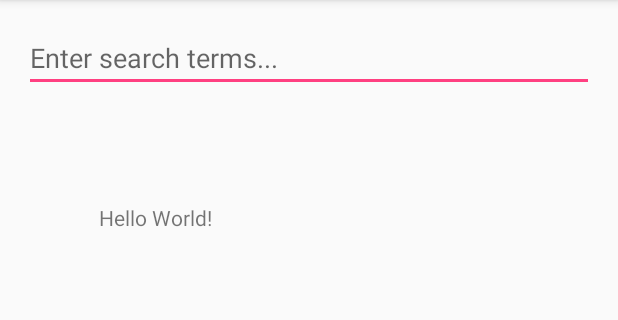
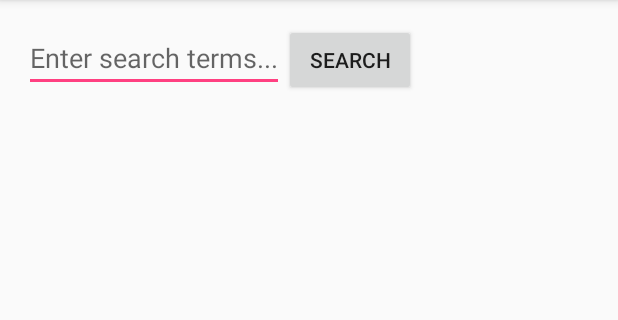
Before and after one commit to ryanpetit/Homework2-370, an Android app: the screen it shows after launch (SearchActivity), on a phone screen of 412 x 824 dp, the part 84-404 px from its top. Run offline under Robolectric (Android 15) with nearby library versions, the phone set to English and light mode, and no system bars.

Commit message:
oh shit I had screwed this up

```diff
--- a/app/src/main/AndroidManifest.xml
+++ b/app/src/main/AndroidManifest.xml
@@ -1,6 +1,8 @@
 <?xml version="1.0" encoding="utf-8"?>
 <manifest xmlns:android="http://schemas.android.com/apk/res/android"
     package="com.example.jeff.homework2_370">
+    <uses-permission android:name="android.permission.INTERNET" />
+    <uses-permission android:name="android.permission.ACCESS_NETWORK_STATE" />
 
     <application
         android:allowBackup="true"
--- a/app/src/main/java/com/example/jeff/homework2_370/HomeworkApplication.java
+++ b/app/src/main/java/com/example/jeff/homework2_370/HomeworkApplication.java
@@ -13,11 +13,13 @@ public class HomeworkApplication extends Application {
     @Override
     public void onCreate() {
         super.onCreate();
+        instance = this;
 
+        initialize();
     }
 
     private void initialize() {
-        instance = this;
+
 
         appId = getString(R.string.app_id);
         apiKey = getString(R.string.api_key);
--- a/app/src/main/java/com/example/jeff/homework2_370/activities/SearchActivity.java
+++ b/app/src/main/java/com/example/jeff/homework2_370/activities/SearchActivity.java
@@ -2,12 +2,17 @@ package com.example.jeff.homework2_370.activities;
 
 import android.support.v7.app.AppCompatActivity;
 import android.os.Bundle;
+import android.view.View;
 import android.widget.Button;
 import android.widget.EditText;
 import android.widget.ImageView;
 import android.widget.TextView;
 
+import com.example.jeff.homework2_370.HomeworkApplication;
 import com.example.jeff.homework2_370.R;
+import com.example.jeff.homework2_370.models.RecipeModel;
+import com.example.jeff.homework2_370.network.RecipeCallbackListener;
+import com.example.jeff.homework2_370.network.RecipeSearchAsyncTask;
 
 public class SearchActivity extends AppCompatActivity {
 
@@ -20,5 +25,6 @@ public class SearchActivity extends AppCompatActivity {
     protected void onCreate(Bundle savedInstanceState) {
         super.onCreate(savedInstanceState);
         setContentView(R.layout.activity_search);
+
     }
 }
--- a/app/src/main/java/com/example/jeff/homework2_370/network/RecipeSearchAsyncTask.java
+++ b/app/src/main/java/com/example/jeff/homework2_370/network/RecipeSearchAsyncTask.java
@@ -19,13 +19,13 @@ public class RecipeSearchAsyncTask extends AsyncTask<String, String, RecipeModel
     @Override
     protected RecipeModel doInBackground(String... params) {
 
-
         return null;
     }
 
     @Override
     protected void onPostExecute(RecipeModel recipeModel) {
         super.onPostExecute(recipeModel);
+
     }
 
     public void setRecipeCallbackListener(RecipeCallbackListener recipeCallbackListener) {
--- a/app/src/main/java/com/example/jeff/homework2_370/utilities/RecipeParser.java
+++ b/app/src/main/java/com/example/jeff/homework2_370/utilities/RecipeParser.java
@@ -15,6 +15,7 @@ public class RecipeParser {
             JSONArray matches = response.getJSONArray("matches");
             JSONObject recipe = matches.getJSONObject(0);
 
+            model = new RecipeModel();
             model.setRecipeName(recipe.getString("recipeName"));
         } catch (JSONException e) {
             // do something useful with exception
--- a/app/src/main/res/layout/activity_search.xml
+++ b/app/src/main/res/layout/activity_search.xml
@@ -19,11 +19,11 @@
 
        <EditText
            android:id="@+id/search_edit_text"
-           android:layout_width="match_parent"
+           android:layout_width="wrap_content"
            android:layout_height="wrap_content"
            android:hint="@string/search_field_hint"/>
        <Button
-           android:id="@+id/search_button"
+           android:id="@+id/my_search_button"
            android:layout_width="wrap_content"
            android:layout_height="wrap_content"
            android:text="@string/search_button_text"/>
@@ -41,7 +41,7 @@
             android:id="@+id/recipe_name"
             android:layout_width="wrap_content"
             android:layout_height="wrap_content"
-            android:text="Hello World!" />
+            />
     </LinearLayout>
 
 </LinearLayout>
```
